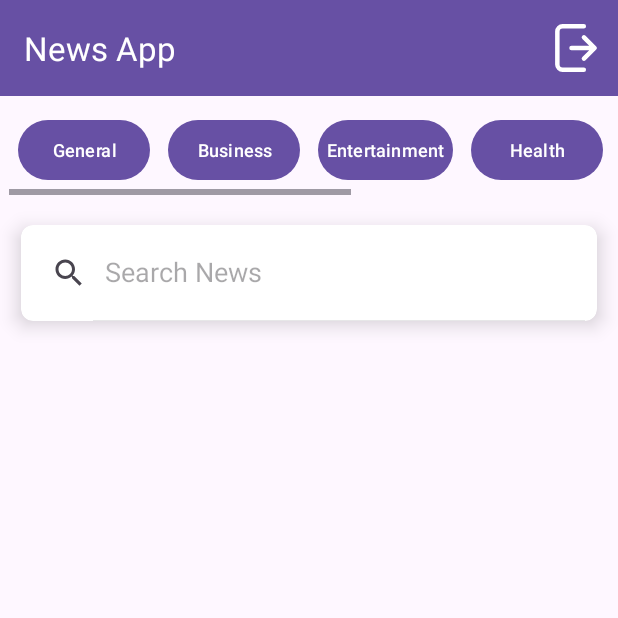
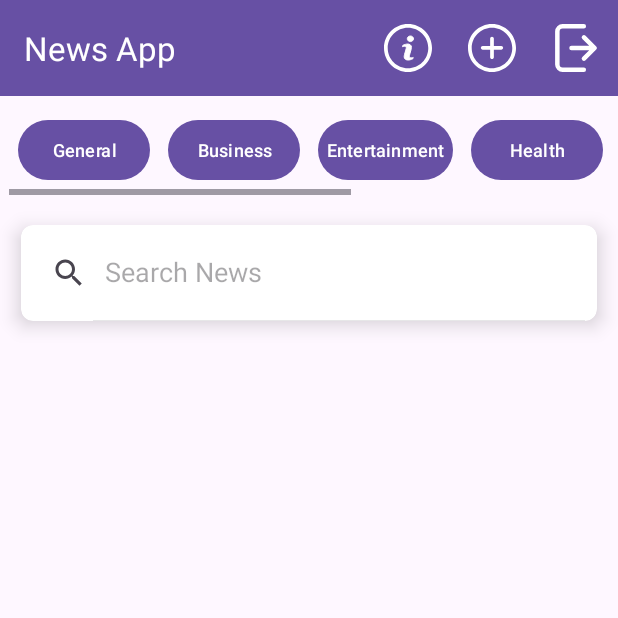
Before and after one commit to hamza-damra/newsapp_mysq_database_apis, an Android app: the MainActivity screen opened directly, with no data from a screen before it, on a phone screen of 412 x 824 dp, the top half of it. Run offline under Robolectric (Android 15) with nearby library versions, the phone set to English and light mode, and no system bars; our stand-ins replace Picasso; pictures from the network do not load.

Commit message:
Fourth Commit

```diff
--- a/app/src/main/java/com/hamza/newsapp/activities/DetailsActivity.java
+++ b/app/src/main/java/com/hamza/newsapp/activities/DetailsActivity.java
@@ -56,9 +56,9 @@ public class DetailsActivity extends AppCompatActivity {
         publishDateTextView.setText(source.getPublishDate());
 
         if (source.getUrl() != null && !source.getUrl().isEmpty()) {
-            Picasso.get().load(source.getUrl()).into(imageView);
-        } else {
-            imageView.setImageResource(R.drawable.ic_launcher_background);
+            Picasso.get().load(source.getUrl()).
+                    error(R.drawable.not_available).
+                    into(imageView);
         }
     }
 }
--- /dev/null
+++ b/app/src/main/res/drawable/about_us.xml
@@ -0,0 +1,16 @@
+<vector xmlns:android="http://schemas.android.com/apk/res/android"
+    xmlns:tools="http://schemas.android.com/tools"
+    android:width="512dp"
+    android:height="512dp"
+    android:viewportWidth="512"
+    android:viewportHeight="512"
+    tools:ignore="VectorRaster">
+  <path
+      android:pathData="M290.21,360.73a24.9,24.9 0,0 1,-15.01 -3.38,15.59 15.59,0 0,1 -4.3,-12.8 66.49,66.49 0,0 1,1.4 -11.64c0.78,-4.39 1.79,-8.74 3.03,-13.03l13.73,-47.24a71.54,71.54 0,0 0,2.79 -14.31c0,-5.24 0.7,-8.84 0.7,-10.94a30.6,30.6 0,0 0,-10.82 -24.32,45.5 45.5,0 0,0 -30.72,-9.31 79.72,79.72 0,0 0,-23.27 3.84c-8.22,2.56 -16.87,5.62 -25.95,9.19l-3.96,15.36c2.68,-0.93 5.93,-1.98 9.66,-3.14a39.57,39.57 0,0 1,10.94 -1.63,22.34 22.34,0 0,1 14.78,3.61 16.88,16.88 0,0 1,3.84 12.68,55.19 55.19,0 0,1 -1.28,11.64c-0.81,4.07 -1.86,8.38 -3.14,12.92L218.76,325.7a135.65,135.65 0,0 0,-2.68 13.38,83.12 83.12,0 0,0 -0.81,11.64 30.37,30.37 0,0 0,11.64 24.09,46.55 46.55,0 0,0 31.18,9.54 71.78,71.78 0,0 0,23.27 -3.38c6.59,-2.25 15.4,-5.47 26.42,-9.66l3.72,-14.66a64.28,64.28 0,0 1,-9.19 3.03,44.19 44.19,0 0,1 -12.1,1.05zM304.76,136.73A33.16,33.16 0,0 0,281.48 128a33.4,33.4 0,0 0,-23.27 8.73c-11.63,10.03 -12.93,27.59 -2.9,39.22a27.76,27.76 0,0 0,2.9 2.9c13.25,11.85 33.29,11.85 46.54,0 11.63,-10.13 12.85,-27.77 2.72,-39.4a27.75,27.75 0,0 0,-2.72 -2.72z"
+      android:fillColor="#FFFFFF"
+      android:strokeColor="#FFFFFF"
+      tools:ignore="VectorPath" />
+  <path
+      android:pathData="M256,0C114.83,0 0,114.83 0,256s114.83,256 256,256 256,-114.85 256,-256S397.17,0 256,0zM256,472.34c-119.28,0 -216.34,-97.05 -216.34,-216.34S136.73,39.66 256,39.66 472.34,136.71 472.34,256 375.3,472.34 256,472.34z"
+      android:fillColor="#FFFFFF"/>
+</vector>
--- /dev/null
+++ b/app/src/main/res/drawable/add_news.xml
@@ -0,0 +1,14 @@
+<vector xmlns:android="http://schemas.android.com/apk/res/android"
+    xmlns:tools="http://schemas.android.com/tools"
+    android:width="512dp"
+    android:height="512dp"
+    android:viewportWidth="512"
+    android:viewportHeight="512"
+    tools:ignore="VectorRaster">
+  <path
+      android:pathData="M256,0C114.83,0 0,114.83 0,256s114.83,256 256,256 256,-114.85 256,-256S397.17,0 256,0zM256,472.34c-119.28,0 -216.34,-97.05 -216.34,-216.34S136.73,39.66 256,39.66 472.34,136.71 472.34,256 375.3,472.34 256,472.34z"
+      android:fillColor="#FFFFFF"/>
+  <path
+      android:pathData="M355.15,234.39H275.83v-79.32c0,-10.95 -8.86,-19.83 -19.83,-19.83s-19.83,8.88 -19.83,19.83v79.32h-79.32c-10.97,0 -19.83,8.88 -19.83,19.83s8.86,19.83 19.83,19.83h79.32v79.32c0,10.95 8.86,19.83 19.83,19.83s19.83,-8.88 19.83,-19.83v-79.32h79.32c10.97,0 19.83,-8.88 19.83,-19.83s-8.86,-19.83 -19.83,-19.83z"
+      android:fillColor="#FFFFFF"/>
+</vector>
--- a/app/src/main/res/menu/toolbar_menu.xml
+++ b/app/src/main/res/menu/toolbar_menu.xml
@@ -1,8 +1,23 @@
 <menu xmlns:android="http://schemas.android.com/apk/res/android"
     xmlns:app="http://schemas.android.com/apk/res-auto">
+    <item
+        android:id="@+id/action_about_us"
+        android:icon="@drawable/about_us"
+        android:title="@string/about_us"
+        app:showAsAction="ifRoom"/>
+    <item
+        android:id="@+id/action_add_news"
+        android:icon="@drawable/add_news"
+        android:title="@string/add_news"
+        app:showAsAction="ifRoom"/>
+
     <item
         android:id="@+id/action_logout"
         android:icon="@drawable/logout"
     android:title="@string/logout"
     app:showAsAction="ifRoom"/>
+
+
+
+
 </menu>
```
Also changed, not shown: app/src/main/AndroidManifest.xml (+7 -1 lines), app/src/main/java/com/hamza/newsapp/MainActivity.java (+20 -8 lines), app/src/main/java/com/hamza/newsapp/RequestManager.java (+113 -0 lines), app/src/main/java/com/hamza/newsapp/SourceAdapter.java (+10 -1 lines), app/src/main/java/com/hamza/newsapp/activities/AboutUsActivity.java (added, +26 -0 lines), app/src/main/java/com/hamza/newsapp/activities/AddNewsActivity.java (added, +100 -0 lines), app/src/main/java/com/hamza/newsapp/activities/LoginActivity.java (+12 -30 lines), app/src/main/java/com/hamza/newsapp/activities/RegisterActivity.java (+21 -57 lines), app/src/main/java/com/hamza/newsapp/model/Source.java (+10 -0 lines), app/src/main/res/layout/activity_about_us.xml (added, +45 -0 lines), app/src/main/res/layout/activity_add_news.xml (added, +75 -0 lines), app/src/main/res/layout/activity_details.xml (+4 -4 lines), app/src/main/res/layout/news_list_item.xml (+3 -4 lines), app/src/main/res/values/strings.xml (+12 -0 lines).
